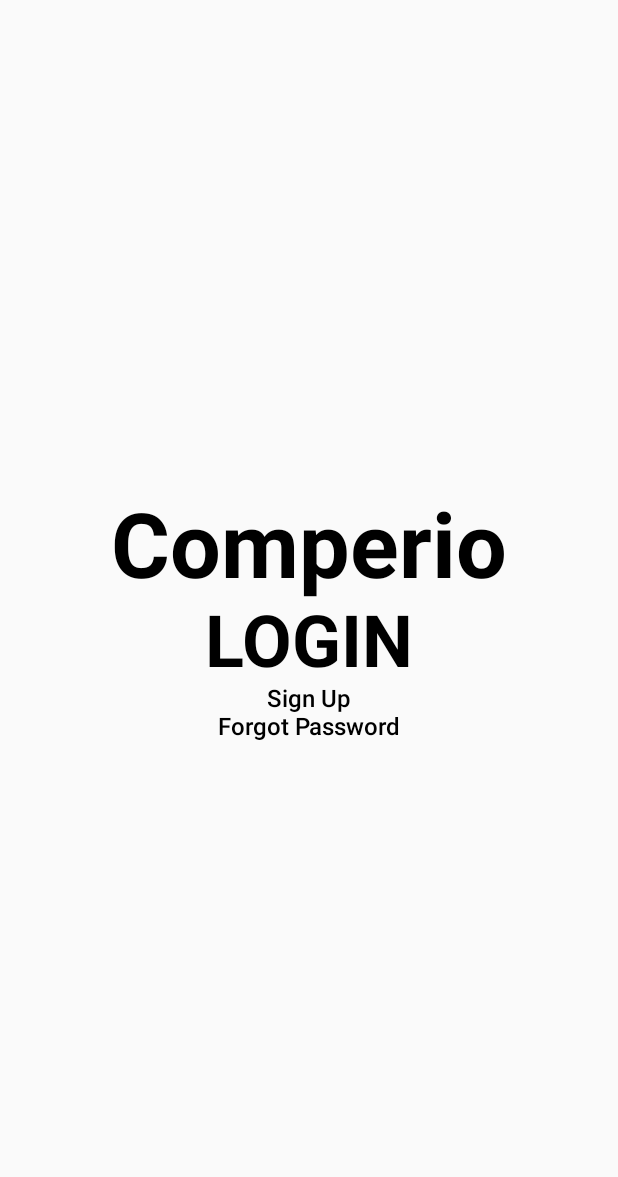
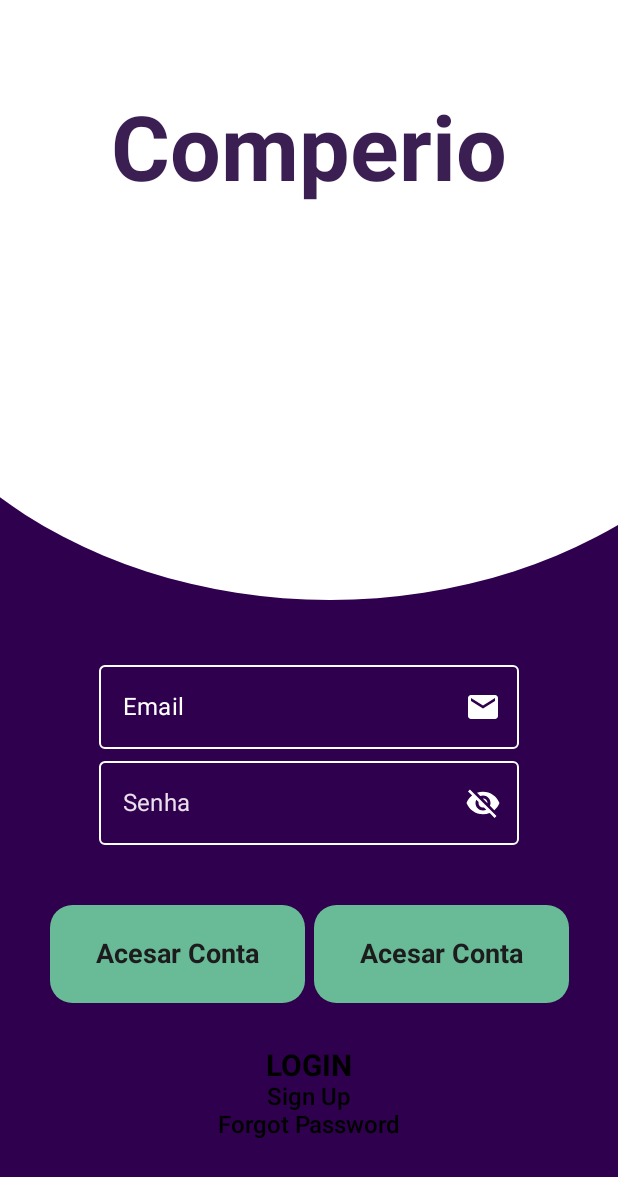
Before and after one commit to Nextness/Comperio, an Android app built with Jetpack Compose: the screen it shows after launch (MainActivity), on a phone screen of 412 x 824 dp. Shown: the top 1177 px of the screen. Run offline under Robolectric (Android 15) with nearby library versions, the phone set to English and light mode, and no system bars; our stand-ins replace accompanist.

Commit message:
Improving UI and start color update (#2)

```diff
--- a/app/src/main/java/com/research/comperio/MainActivity.kt
+++ b/app/src/main/java/com/research/comperio/MainActivity.kt
@@ -8,15 +8,16 @@
 import androidx.compose.ui.Modifier
 import com.research.comperio.ui.theme.ComperioTheme
 import androidx.core.splashscreen.SplashScreen.Companion.installSplashScreen
+import androidx.core.view.WindowCompat
 import androidx.navigation.compose.rememberNavController
 import com.research.comperio.graphs.RootNavigationGraph
-import com.research.comperio.screen.CreateHomeScreen
 
 class MainActivity : ComponentActivity() {
 
     private val viewModel: MainViewModel by viewModels()
 
     override fun onCreate(savedInstanceState: Bundle?) {
+
         super.onCreate(savedInstanceState)
 
         // This is responsible for initializing the Splash Screen.
@@ -32,7 +33,6 @@
         setContent {
             ComperioTheme {
                 RootNavigationGraph(navController = rememberNavController())
-//                CreateHomeScreen(modifier = Modifier.fillMaxSize())
             }
         }
     }
--- /dev/null
+++ b/app/src/main/java/com/research/comperio/commonUiElements/Buttons.kt
@@ -0,0 +1,47 @@
+package com.research.comperio.commonUiElements
+
+import androidx.compose.foundation.layout.height
+import androidx.compose.foundation.layout.padding
+import androidx.compose.foundation.layout.width
+import androidx.compose.foundation.shape.RoundedCornerShape
+import androidx.compose.material.Button
+import androidx.compose.material.ButtonDefaults
+import androidx.compose.material.Text
+import androidx.compose.runtime.Composable
+import androidx.compose.ui.Modifier
+import androidx.compose.ui.draw.clip
+import androidx.compose.ui.graphics.Color
+import androidx.compose.ui.text.TextStyle
+import androidx.compose.ui.text.font.FontWeight
+import androidx.compose.ui.tooling.preview.Preview
+import androidx.compose.ui.unit.dp
+import androidx.compose.ui.unit.sp
+
+@Composable
+fun ComperioButton() {
+    Button(
+        modifier = Modifier
+            .clip(RoundedCornerShape(15.dp, 15.dp, 15.dp, 15.dp))
+            .width(170.dp)
+            .height(65.dp),
+        colors = ButtonDefaults.buttonColors(backgroundColor = Color(0xFF68BB96)),
+        onClick = { },
+    ) {
+        Text(
+            modifier = Modifier.padding(6.dp),
+            text = "Acesar Conta",
+            color = Color(0xFF1D1B1E),
+            fontSize = 18.sp,
+            fontWeight = FontWeight.Bold,
+            style = TextStyle(letterSpacing = 0.sp)
+        )
+
+    }
+
+}
+
+@Preview(showBackground = true)
+@Composable
+fun PreviewComperioButton() {
+    ComperioButton()
+}
--- /dev/null
+++ b/app/src/main/java/com/research/comperio/commonUiElements/TextFields.kt
@@ -0,0 +1,107 @@
+package com.research.comperio.commonUiElements
+
+import androidx.compose.foundation.text.KeyboardOptions
+import androidx.compose.material.*
+import androidx.compose.material.icons.Icons
+import androidx.compose.material.icons.filled.Email
+import androidx.compose.material.icons.filled.Visibility
+import androidx.compose.material.icons.filled.VisibilityOff
+import androidx.compose.runtime.*
+import androidx.compose.runtime.saveable.rememberSaveable
+import androidx.compose.ui.graphics.Color
+import androidx.compose.ui.res.stringResource
+import androidx.compose.ui.text.input.KeyboardType
+import androidx.compose.ui.text.input.PasswordVisualTransformation
+import androidx.compose.ui.text.input.TextFieldValue
+import androidx.compose.ui.text.input.VisualTransformation
+import androidx.compose.ui.tooling.preview.Preview
+import com.research.comperio.R
+
+@Composable
+fun TextInputField() {
+    // mutableState: It return an observable value for Compose. If value changed UI get changed automatically.
+    // TextFieldValue: A class holding information about the editing state.
+    var text by remember { mutableStateOf(TextFieldValue("")) }
+
+    // Construction of the input text field
+    OutlinedTextField(
+        value = text,
+        onValueChange = { text = it },
+        keyboardOptions = KeyboardOptions(keyboardType = KeyboardType.Email),
+        singleLine = true,
+        label = {
+            Text(
+                text = stringResource(id = R.string.label_email),
+                color = Color(0xFFFFFFFF)
+            )},
+        placeholder = {
+            Text(text = stringResource(id = R.string.place_holder_email))
+        },
+        trailingIcon = { Icon(imageVector = Icons.Default.Email, contentDescription = "emailIcon", tint = Color(0xFFFFFFFF)) },
+        colors = TextFieldDefaults.outlinedTextFieldColors(
+            textColor = Color(0xFFEADFEA),
+            cursorColor = Color(0xFFEADFEA),
+            focusedBorderColor = Color(0xFFFFFFFF),
+            unfocusedBorderColor = Color(0xFFFFFFFF),
+            focusedLabelColor = Color(0xFFEADFEA),
+            unfocusedLabelColor = Color(0xFFEADFEA),
+            placeholderColor = Color(0xFFEADFEA)
+        )
+    )
+}
+
+// Place where information comes from:
+// - https://stackoverflow.com/questions/65304229/toggle-password-field-jetpack-compose
+@Composable
+fun PasswordInputField() {
+    // mutableState: It return an observable value for Compose. If value changed UI get changed automatically.
+    // TextFieldValue: A class holding information about the editing state.
+    var password by remember { mutableStateOf(TextFieldValue("")) }
+    var passwordVisible by rememberSaveable { mutableStateOf(false) }
+
+    // Construction of the input text field
+    OutlinedTextField(
+        value = password,
+        onValueChange = { password = it },
+        label = { Text(text = stringResource(id = R.string.label_password)) },
+        singleLine = true,
+        keyboardOptions = KeyboardOptions(keyboardType = KeyboardType.Password),
+        visualTransformation = if (passwordVisible) VisualTransformation.None else PasswordVisualTransformation(),
+        placeholder = { Text(text = stringResource(id = R.string.place_holder_password)) },
+        trailingIcon = {
+            val image = if (passwordVisible) Icons.Filled.Visibility else Icons.Filled.VisibilityOff
+            val description = if (passwordVisible) stringResource(id = R.string.hide_password_icon_description) else stringResource(id = R.string.show_password_icon_description)
+
+            IconButton(onClick = {passwordVisible = !passwordVisible}){
+                Icon(
+                    imageVector  = image,
+                    contentDescription = description,
+                    tint = Color(0xFFFFFFFF)
+                )
+            }
+        },
+        colors = TextFieldDefaults.outlinedTextFieldColors(
+            textColor = Color(0xFFEADFEA),
+            cursorColor = Color(0xFFEADFEA),
+            focusedBorderColor = Color(0xFFFFFFFF),
+            unfocusedBorderColor = Color(0xFFFFFFFF),
+            focusedLabelColor = Color(0xFFEADFEA),
+            unfocusedLabelColor = Color(0xFFEADFEA),
+            placeholderColor = Color(0xFFEADFEA)
+        )
+    )
+}
+
+
+
+@Preview(showBackground = true, backgroundColor = 0xFF2E004D)
+@Composable
+fun PreviewTextField() {
+    TextInputField()
+}
+
+@Preview(showBackground = true, backgroundColor = 0xFF2E004D)
+@Composable
+fun PreviewPasswordInputField() {
+    PasswordInputField()
+}
--- a/app/src/main/java/com/research/comperio/screen/AuthenticationScreenUI.kt
+++ b/app/src/main/java/com/research/comperio/screen/AuthenticationScreenUI.kt
@@ -1,19 +1,26 @@
 package com.research.comperio.screen
 
+import androidx.compose.foundation.background
 import androidx.compose.foundation.clickable
-import androidx.compose.foundation.layout.Arrangement
-import androidx.compose.foundation.layout.Column
-import androidx.compose.foundation.layout.Spacer
-import androidx.compose.foundation.layout.fillMaxSize
+import androidx.compose.foundation.layout.Row
+import androidx.compose.foundation.layout.*
 import androidx.compose.material.MaterialTheme
 import androidx.compose.material.Text
 import androidx.compose.runtime.Composable
 import androidx.compose.ui.Alignment
 import androidx.compose.ui.Modifier
+import androidx.compose.ui.draw.drawBehind
+import androidx.compose.ui.geometry.Offset
+import androidx.compose.ui.geometry.Size
 import androidx.compose.ui.res.stringResource
 import androidx.compose.ui.text.font.FontWeight
 import androidx.compose.ui.tooling.preview.Preview
+import androidx.compose.ui.unit.dp
 import com.research.comperio.R
+import com.research.comperio.commonUiElements.ComperioButton
+import com.research.comperio.commonUiElements.PasswordInputField
+import com.research.comperio.commonUiElements.TextInputField
+import androidx.compose.ui.graphics.Color
 
 @Composable
 fun LoginContent(
@@ -22,24 +29,60 @@
     onForgotClick: () -> Unit
 ) {
     Column(
-        modifier = Modifier.fillMaxSize(),
+        modifier = Modifier
+            .fillMaxSize()
+            .background(color = Color(0xFF2E004D))
+            .drawBehind {
+                drawOval(
+                    color = Color(0xFFFFFFFF),
+                    size = Size(
+                        width = 640.dp.toPx(),
+                        height = 500.dp.toPx()
+                    ),
+                    topLeft = Offset(
+                        x = -100.dp.toPx(),
+                        y = -100.dp.toPx()
+                    )
+
+                )
+            },
         verticalArrangement = Arrangement.Center,
         horizontalAlignment = Alignment.CenterHorizontally
     ) {
+
 
         Text(
             modifier = Modifier,
             text = stringResource(id = R.string.app_name),
             fontSize = MaterialTheme.typography.h2.fontSize,
-            fontWeight = FontWeight.Bold
+            fontWeight = FontWeight.Bold,
+            color = Color(0xFF3C1F52)
         )
 
-        Spacer(modifier = Modifier)
+
+        Spacer(modifier = Modifier.height(300.dp))
+
+        TextInputField()
+
+        PasswordInputField()
+
+        Spacer(modifier = Modifier.height(40.dp))
+
+
+        Row(verticalAlignment = Alignment.CenterVertically){
+            ComperioButton()
+
+            Spacer(modifier = Modifier.width(6.dp))
+
+            ComperioButton()
+        }
+
+        Spacer(modifier = Modifier.height(30.dp))
 
         Text(
             modifier = Modifier.clickable { onClick() },
             text = "LOGIN",
-            fontSize = MaterialTheme.typography.h3.fontSize,
+            fontSize = MaterialTheme.typography.h6.fontSize,
             fontWeight = FontWeight.Bold
         )
 
--- a/app/src/main/java/com/research/comperio/screen/Home.kt
+++ b/app/src/main/java/com/research/comperio/screen/Home.kt
@@ -4,6 +4,7 @@
 import androidx.compose.material.*
 import androidx.compose.runtime.Composable
 import androidx.compose.runtime.getValue
+import androidx.compose.ui.tooling.preview.Preview
 import androidx.navigation.NavDestination
 import androidx.navigation.NavDestination.Companion.hierarchy
 import androidx.navigation.NavGraph.Companion.findStartDestination
--- a/app/src/main/java/com/research/comperio/ui/theme/Theme.kt
+++ b/app/src/main/java/com/research/comperio/ui/theme/Theme.kt
@@ -3,6 +3,7 @@
 import android.app.Activity
 import android.os.Build
 import androidx.compose.foundation.isSystemInDarkTheme
+import androidx.compose.material.MaterialTheme.colors
 import androidx.compose.material3.MaterialTheme
 import androidx.compose.material3.darkColorScheme
 import androidx.compose.material3.dynamicDarkColorScheme
@@ -10,10 +11,13 @@
 import androidx.compose.material3.lightColorScheme
 import androidx.compose.runtime.Composable
 import androidx.compose.runtime.SideEffect
+import androidx.compose.ui.graphics.Color
 import androidx.compose.ui.graphics.toArgb
 import androidx.compose.ui.platform.LocalContext
 import androidx.compose.ui.platform.LocalView
 import androidx.core.view.ViewCompat
+import androidx.core.view.WindowCompat
+import com.google.accompanist.systemuicontroller.rememberSystemUiController
 
 private val DarkColorScheme = darkColorScheme(
     primary = Purple80,
@@ -53,12 +57,20 @@
         else -> LightColorScheme
     }
     val view = LocalView.current
+    val systemUiController = rememberSystemUiController()
     if (!view.isInEditMode) {
         SideEffect {
             (view.context as Activity).window.statusBarColor = colorScheme.primary.toArgb()
             ViewCompat.getWindowInsetsController(view)?.isAppearanceLightStatusBars = darkTheme
+
+            // TODO: When the theme is set to light, the color should be white,
+            //  else when the theme is set to dark, the color must match the
+            //  dark theme (probably purple).
+            systemUiController.setStatusBarColor(color = Color.White)
         }
     }
+
+
 
     MaterialTheme(
         colorScheme = colorScheme,
--- a/app/src/main/res/values/strings.xml
+++ b/app/src/main/res/values/strings.xml
@@ -1,3 +1,9 @@
 <resources>
     <string name="app_name">Comperio</string>
+    <string name="label_email">Email</string>
+    <string name="place_holder_email">Digite o seu email</string>
+    <string name="label_password">Senha</string>
+    <string name="place_holder_password">Digite a sua senha</string>
+    <string name="hide_password_icon_description">Esconder senha</string>
+    <string name="show_password_icon_description">Mostrar senha</string>
 </resources>
--- a/build.gradle
+++ b/build.gradle
@@ -1,6 +1,7 @@
 buildscript {
     ext {
         compose_version = '1.1.1'
+        accompanist_version = '0.15.0'
     }
 }// Top-level build file where you can add configuration options common to all sub-projects/modules.
 plugins {
```
Also changed, not shown: app/build.gradle (+3 -4 lines), app/src/main/java/com/research/comperio/screen/HomeScreenUI.kt (deleted, +0 -103 lines).
